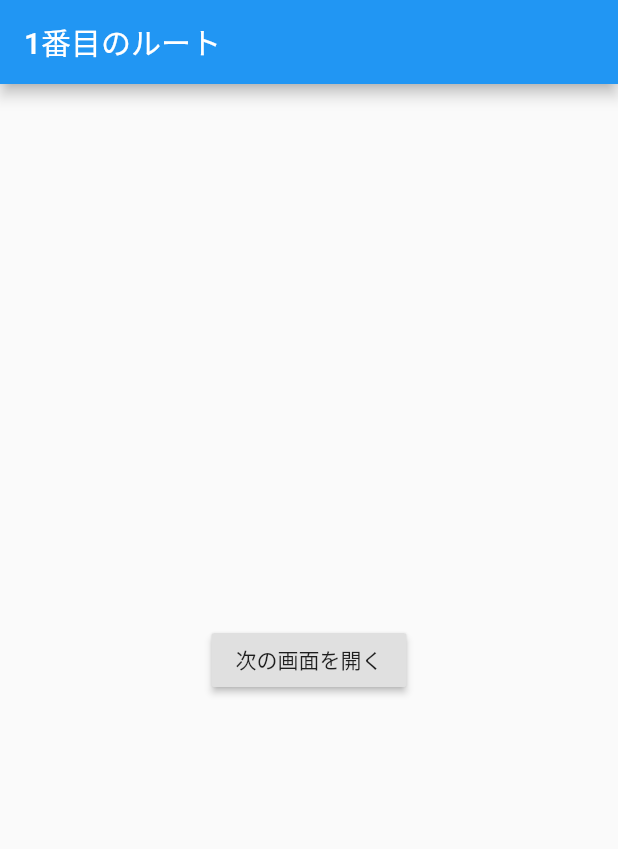
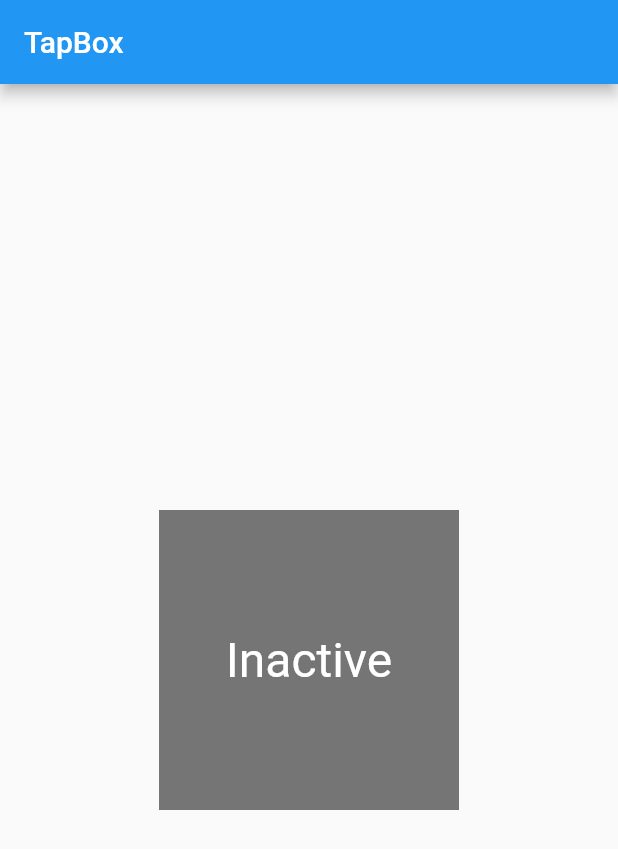
Before and after one commit to cheonho19/flutter_tutorial, a Flutter app: the screen it shows after launch, on a phone screen of 412 x 824 dp. Shown: the top 849 px of the screen. Run offline on Flutter 3.47's test engine with Material 2 defaults, Android fonts, the phone set to English and light mode, and no system bars.

Commit message:
3.3.2.3 ウィジェット自身で状態を管理するパターン

```diff
--- a/lib/main.dart
+++ b/lib/main.dart
@@ -1,46 +1,46 @@
 import 'package:flutter/material.dart';
 
 void main() => runApp(MaterialApp(
-    title: 'Navigation',
-    initialRoute: '/',
-    routes: {
-      '/': (context) => FirstScreen(),
-      '/second': (context) => SecondScreen(),
-    }
+  title: 'Navigation',
+  home: Scaffold(
+    appBar: AppBar(
+      title: Text('TapBox'),
+    ),
+    body: Center(
+      child: TapBoxA(),
+    ),
+  ),
 ));
 
-class FirstScreen extends StatelessWidget {
+class TapBoxA extends StatefulWidget {
   @override
-  Widget build(BuildContext context) => Scaffold(
-    appBar: AppBar(
-      title: Text('1番目のルート'),
-    ),
-    body: Center(
-      child: RaisedButton(
-        child: Text('次の画面を開く'),
-        onPressed: () {
-          //SecondScreenへ遷移する処理
-          Navigator.pushNamed(context, '/second');
-        },
+  _TapBoxAState createState() => _TapBoxAState();
+}
+
+class _TapBoxAState extends State<TapBoxA> {
+  bool _active = false;
+
+  @override
+  Widget build(BuildContext context) => GestureDetector(
+    onTap: _handleTap,
+    child: Container(
+      child: Center(
+        child: Text(
+          _active ? 'Active' : 'Inactive',
+          style: TextStyle(fontSize: 32.0, color: Colors.white),
+        ),
+      ),
+      width: 200.0,
+      height: 200.0,
+      decoration: BoxDecoration(
+        color: _active ? Colors.lightGreen[700] : Colors.grey[600],
       ),
     ),
   );
+
+  void _handleTap() {
+    setState(() {
+      _active = !_active;
+    });
+  }
 }
-
-class SecondScreen extends StatelessWidget {
-  @override
-  Widget build(BuildContext context) => Scaffold(
-    appBar: AppBar(
-      title: Text('２番目のルート'),
-    ),
-    body: Center(
-      child: RaisedButton(
-        onPressed: () {
-          //FirstScreenへ戻る処理
-          Navigator.pop(context);
-        },
-        child: Text('戻る'),
-      ),
-    ),
-  );
-}
```
